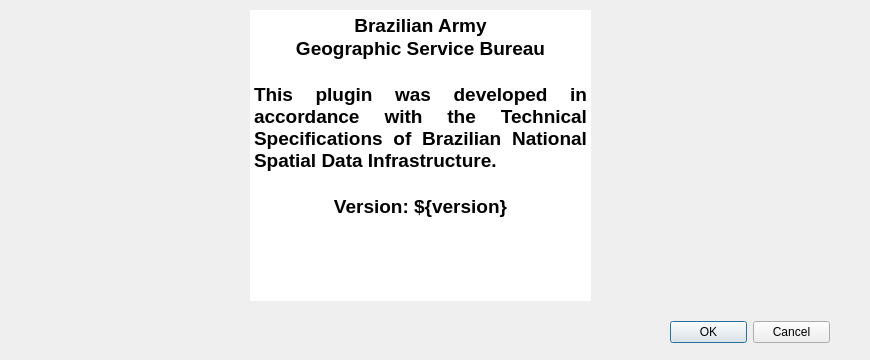
Before: the Qt Designer form DsgTools/gui/AboutAndFurtherInfo/ui_about.ui in dsgoficial/DsgTools, drawn with Qt 5.
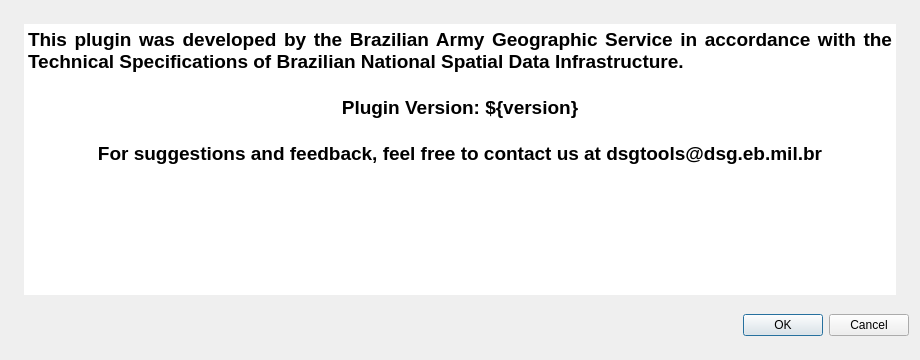
After: the same form once the commit is applied. Icons and pictures are not drawn.

The edit to the form file:
```diff
--- a/DsgTools/gui/AboutAndFurtherInfo/ui_about.ui
+++ b/DsgTools/gui/AboutAndFurtherInfo/ui_about.ui
@@ -6,7 +6,7 @@
    <rect>
     <x>0</x>
     <y>0</y>
-    <width>870</width>
+    <width>920</width>
     <height>360</height>
    </rect>
   </property>
@@ -18,28 +18,22 @@
   </property>
   <property name="minimumSize">
    <size>
-    <width>870</width>
+    <width>900</width>
     <height>360</height>
    </size>
   </property>
   <property name="maximumSize">
    <size>
-    <width>870</width>
+    <width>920</width>
     <height>360</height>
    </size>
   </property>
   <property name="windowTitle">
    <string>About</string>
   </property>
+  <layout class="QGridLayout" name="gridLayout">
+   <item row="1" column="0">
   <widget class="QDialogButtonBox" name="buttonBox">
-   <property name="geometry">
-    <rect>
-     <x>670</x>
-     <y>320</y>
-     <width>160</width>
-     <height>25</height>
-    </rect>
-   </property>
    <property name="orientation">
     <enum>Qt::Horizontal</enum>
    </property>
@@ -47,45 +41,22 @@
     <set>QDialogButtonBox::Cancel|QDialogButtonBox::Ok</set>
    </property>
   </widget>
-  <widget class="QLabel" name="label">
-   <property name="geometry">
-    <rect>
-     <x>550</x>
-     <y>20</y>
-     <width>331</width>
-     <height>271</height>
-    </rect>
-   </property>
-   <property name="sizePolicy">
-    <sizepolicy hsizetype="Fixed" vsizetype="Fixed">
-     <horstretch>0</horstretch>
-     <verstretch>0</verstretch>
-    </sizepolicy>
-   </property>
-   <property name="text">
-    <string/>
-   </property>
-   <property name="pixmap">
-    <pixmap resource="../../resources.qrc">:/plugins/DsgTools/icons/DSGTools.png</pixmap>
-   </property>
-   <property name="scaledContents">
-    <bool>true</bool>
-   </property>
-  </widget>
+   </item>
+   <item row="0" column="0">
+    <layout class="QHBoxLayout" name="horizontalLayout">
+     <item>
   <widget class="QLabel" name="label_2">
-   <property name="geometry">
-    <rect>
-     <x>9</x>
-     <y>9</y>
+       <property name="sizePolicy">
+        <sizepolicy hsizetype="Fixed" vsizetype="Fixed">
+         <horstretch>0</horstretch>
+         <verstretch>0</verstretch>
+        </sizepolicy>
+       </property>
+       <property name="maximumSize">
+        <size>
      <width>221</width>
      <height>291</height>
-    </rect>
-   </property>
-   <property name="sizePolicy">
-    <sizepolicy hsizetype="Fixed" vsizetype="Fixed">
-     <horstretch>0</horstretch>
-     <verstretch>0</verstretch>
-    </sizepolicy>
+        </size>
    </property>
    <property name="text">
     <string/>
@@ -97,24 +68,24 @@
     <bool>true</bool>
    </property>
   </widget>
+     </item>
+     <item>
   <widget class="QTextBrowser" name="textBrowser">
    <property name="enabled">
     <bool>true</bool>
    </property>
-   <property name="geometry">
-    <rect>
-     <x>250</x>
-     <y>10</y>
-     <width>341</width>
-     <height>291</height>
-    </rect>
-   </property>
    <property name="sizePolicy">
-    <sizepolicy hsizetype="Fixed" vsizetype="Fixed">
+        <sizepolicy hsizetype="Expanding" vsizetype="Ignored">
      <horstretch>0</horstretch>
      <verstretch>0</verstretch>
     </sizepolicy>
    </property>
+       <property name="maximumSize">
+        <size>
+         <width>16777215</width>
+         <height>291</height>
+        </size>
+       </property>
    <property name="frameShape">
     <enum>QFrame::NoFrame</enum>
    </property>
@@ -126,14 +97,42 @@
 &lt;html&gt;&lt;head&gt;&lt;meta name=&quot;qrichtext&quot; content=&quot;1&quot; /&gt;&lt;style type=&quot;text/css&quot;&gt;
 p, li { white-space: pre-wrap; }
 &lt;/style&gt;&lt;/head&gt;&lt;body style=&quot; font-family:'MS Shell Dlg 2'; font-size:8.25pt; font-weight:400; font-style:normal;&quot;&gt;
-&lt;p align=&quot;center&quot; style=&quot; margin-top:0px; margin-bottom:0px; margin-left:0px; margin-right:0px; -qt-block-indent:0; text-indent:0px;&quot;&gt;&lt;span style=&quot; font-size:14pt; font-weight:600;&quot;&gt;Brazilian Army&lt;/span&gt;&lt;/p&gt;
-&lt;p align=&quot;center&quot; style=&quot; margin-top:0px; margin-bottom:0px; margin-left:0px; margin-right:0px; -qt-block-indent:0; text-indent:0px;&quot;&gt;&lt;span style=&quot; font-size:14pt; font-weight:600;&quot;&gt;Geographic Service Bureau&lt;/span&gt;&lt;/p&gt;
-&lt;p align=&quot;center&quot; style=&quot;-qt-paragraph-type:empty; margin-top:0px; margin-bottom:0px; margin-left:0px; margin-right:0px; -qt-block-indent:0; text-indent:0px; font-size:14pt; font-weight:600;&quot;&gt;&lt;br /&gt;&lt;/p&gt;
-&lt;p align=&quot;justify&quot; style=&quot; margin-top:0px; margin-bottom:0px; margin-left:0px; margin-right:0px; -qt-block-indent:0; text-indent:0px;&quot;&gt;&lt;span style=&quot; font-size:14pt; font-weight:600;&quot;&gt;This plugin was developed in accordance with the Technical Specifications of Brazilian National Spatial Data Infrastructure.&lt;/span&gt;&lt;/p&gt;
+&lt;p align=&quot;justify&quot; style=&quot; margin-top:0px; margin-bottom:0px; margin-left:0px; margin-right:0px; -qt-block-indent:0; text-indent:0px;&quot;&gt;&lt;span style=&quot; font-size:14pt; font-weight:600;&quot;&gt;This plugin was developed by the Brazilian Army Geographic Service in accordance with the Technical Specifications of Brazilian National Spatial Data Infrastructure.&lt;/span&gt;&lt;/p&gt;
 &lt;p align=&quot;justify&quot; style=&quot;-qt-paragraph-type:empty; margin-top:0px; margin-bottom:0px; margin-left:0px; margin-right:0px; -qt-block-indent:0; text-indent:0px; font-size:14pt; font-weight:600;&quot;&gt;&lt;br /&gt;&lt;/p&gt;
-&lt;p align=&quot;center&quot; style=&quot; margin-top:0px; margin-bottom:0px; margin-left:0px; margin-right:0px; -qt-block-indent:0; text-indent:0px;&quot;&gt;&lt;span style=&quot; font-size:14pt; font-weight:600;&quot;&gt;Version: ${version}&lt;/span&gt;&lt;/p&gt;&lt;/body&gt;&lt;/html&gt;</string>
-   </property>
-  </widget>
+&lt;p align=&quot;center&quot; style=&quot; margin-top:0px; margin-bottom:0px; margin-left:0px; margin-right:0px; -qt-block-indent:0; text-indent:0px;&quot;&gt;&lt;span style=&quot; font-size:14pt; font-weight:600;&quot;&gt;Plugin Version: ${version}&lt;/span&gt;&lt;/p&gt;
+&lt;p align=&quot;center&quot; style=&quot;-qt-paragraph-type:empty; margin-top:0px; margin-bottom:0px; margin-left:0px; margin-right:0px; -qt-block-indent:0; text-indent:0px; font-size:14pt; font-weight:600;&quot;&gt;&lt;br /&gt;&lt;/p&gt;
+&lt;p align=&quot;center&quot; style=&quot; margin-top:0px; margin-bottom:0px; margin-left:0px; margin-right:0px; -qt-block-indent:0; text-indent:0px;&quot;&gt;&lt;span style=&quot; font-size:14pt; font-weight:600;&quot;&gt;For suggestions and feedback, feel free to contact us at dsgtools@dsg.eb.mil.br&lt;/span&gt;&lt;/p&gt;&lt;/body&gt;&lt;/html&gt;</string>
+       </property>
+      </widget>
+     </item>
+     <item>
+      <widget class="QLabel" name="label">
+       <property name="sizePolicy">
+        <sizepolicy hsizetype="Fixed" vsizetype="Fixed">
+         <horstretch>0</horstretch>
+         <verstretch>0</verstretch>
+        </sizepolicy>
+       </property>
+       <property name="maximumSize">
+        <size>
+         <width>331</width>
+         <height>271</height>
+        </size>
+       </property>
+       <property name="text">
+        <string/>
+       </property>
+       <property name="pixmap">
+        <pixmap resource="../../resources.qrc">:/plugins/DsgTools/icons/DSGTools.png</pixmap>
+       </property>
+       <property name="scaledContents">
+        <bool>true</bool>
+       </property>
+      </widget>
+     </item>
+    </layout>
+   </item>
+  </layout>
  </widget>
  <resources>
   <include location="../../resources.qrc"/>
```
Lines whose indentation alone changed are shown as unchanged.
